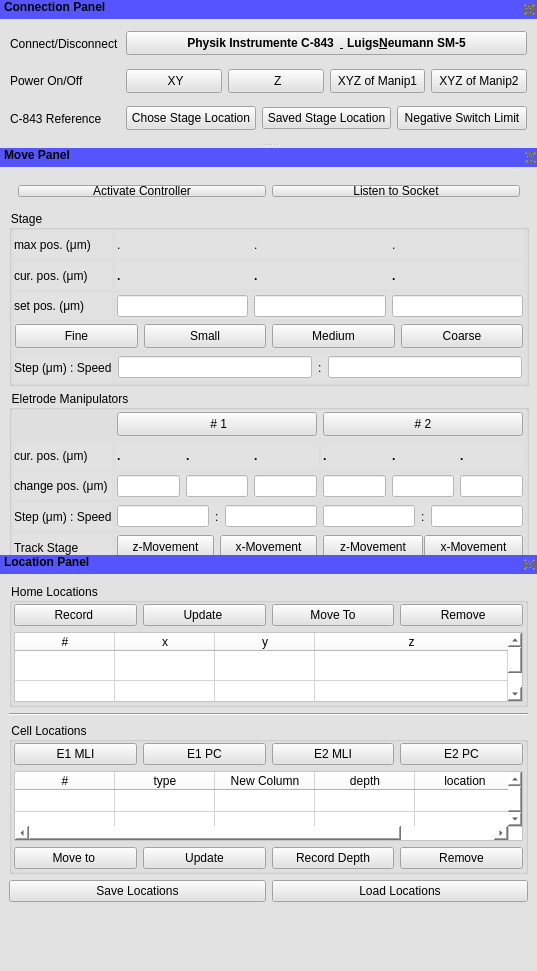
Old version of the form manipulator.ui in the repository mgraupe/ManipulatorControl.
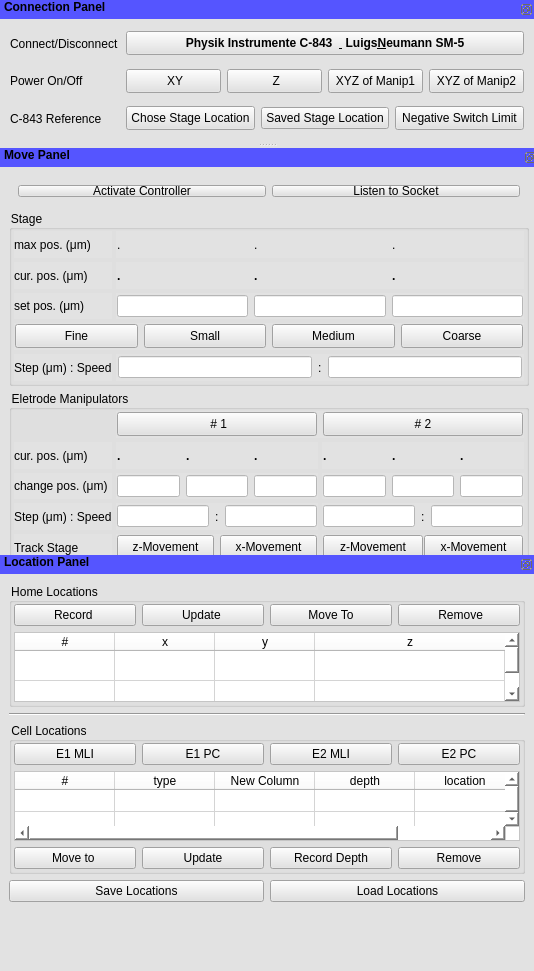
New version of the form.

Commit message: added listen to socket button

Diff of the .ui file:
```diff
--- a/manipulator.ui
+++ b/manipulator.ui
@@ -9,7 +9,7 @@
    <rect>
     <x>0</x>
     <y>0</y>
-    <width>537</width>
+    <width>534</width>
     <height>971</height>
    </rect>
   </property>
```
